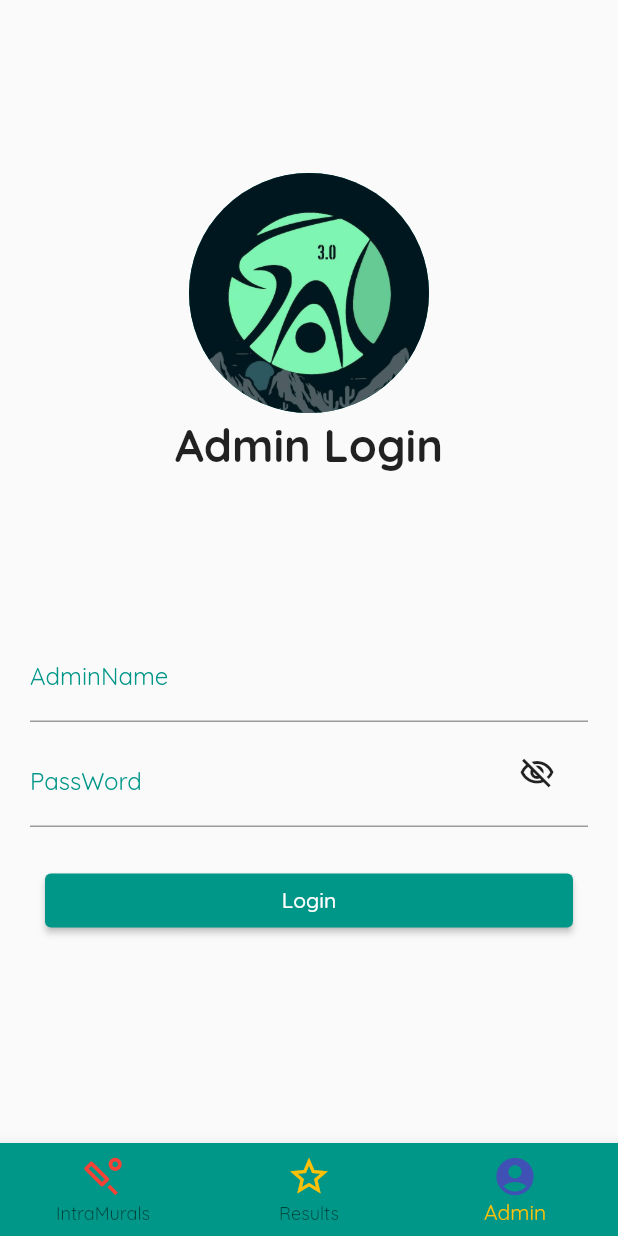
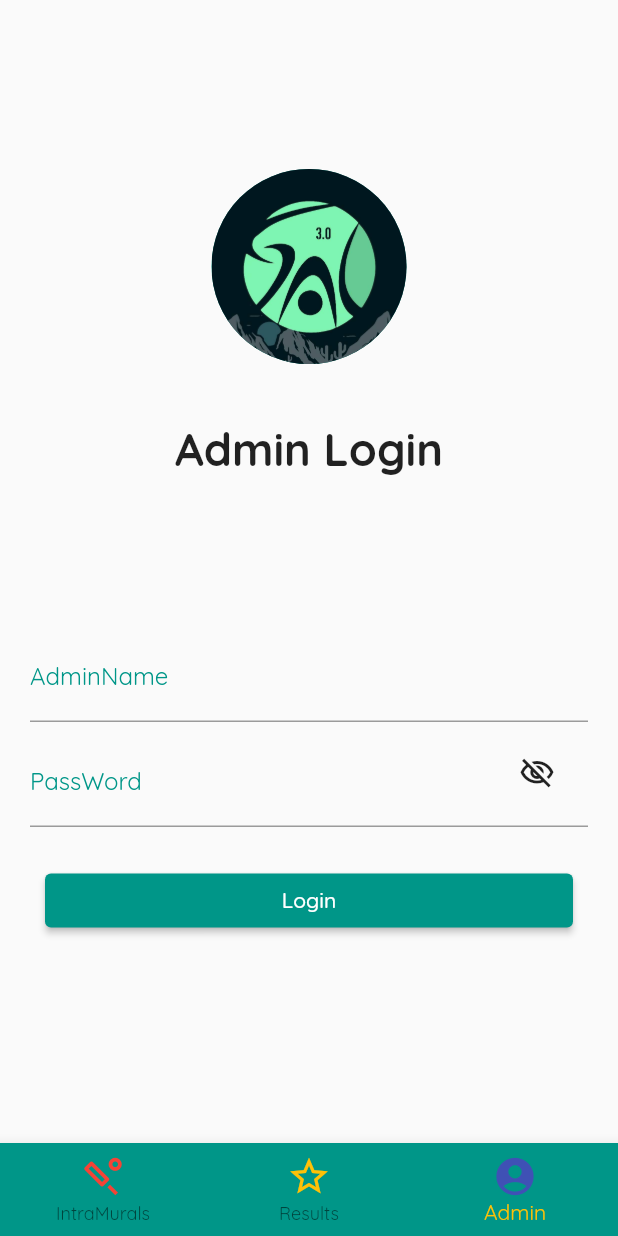
Before and after one commit to jaspal007/SAC_NITP, a Flutter app: the screen it shows after launch, item 3 of the bottom bar chosen, on a phone screen of 412 x 824 dp. Run offline on Flutter 3.47's test engine with Material 2 defaults, Android fonts, the phone set to English and light mode, and no system bars; our stand-ins replace cloud_firestore, dropdown_button2, firebase_auth, firebase_core, firebase_storage, google_fonts; accounts and stored records are empty.

Commit message:
minor adapt

```diff
--- a/lib/admin_login.dart
+++ b/lib/admin_login.dart
@@ -47,12 +47,12 @@ class _AdminLoginState extends State<AdminLogin> {
               SizedBox(
                 height: height * 0.25,
                 child: Column(
-                  mainAxisAlignment: MainAxisAlignment.spaceEvenly,
+                  mainAxisAlignment: MainAxisAlignment.spaceBetween,
                   children: const [
                     CircleAvatar(
                       backgroundImage: AssetImage("lib/assets/sac_nitp.jpg"),
-                      maxRadius: 80,
-                      minRadius: 30,
+                      maxRadius: 65,
+                      minRadius: 20,
                     ),
                     Text(
                       'Admin Login',
--- a/lib/resources/game_card.dart
+++ b/lib/resources/game_card.dart
@@ -79,13 +79,14 @@ class _MyCardState extends State<MyCard> {
         child: Column(
           mainAxisAlignment: MainAxisAlignment.center,
           crossAxisAlignment: CrossAxisAlignment.start,
+          mainAxisSize: MainAxisSize.min,
           children: [
             //name of the game
             Text(
               game!,
               style: GoogleFonts.kanit(
                 textStyle: const TextStyle(
-                  fontSize: 40,
+                  fontSize: 38,
                   fontWeight: FontWeight.w900,
                   color: Colors.black,
                 ),
@@ -97,7 +98,7 @@ class _MyCardState extends State<MyCard> {
               '${team1!} v/s ${team2!}',
               style: GoogleFonts.titilliumWeb(
                 textStyle: const TextStyle(
-                  fontSize: 25,
+                  fontSize: 24,
                   fontWeight: FontWeight.w700,
                   color: Colors.black,
                 ),
--- a/lib/result_page.dart
+++ b/lib/result_page.dart
@@ -58,6 +58,7 @@ Stream setStream(String game, String date) {
     } else if (date == 'Tommorow') {
       return FirebaseFirestore.instance
           .collection('resultCard')
+          .where('game', isEqualTo: game)
           .where('date', isEqualTo: format.format(tomFilter))
           .snapshots();
     }
```
Also changed, not shown: lib/home.dart (+10 -3 lines), lib/resources/result_card.dart (+8 -2 lines).
